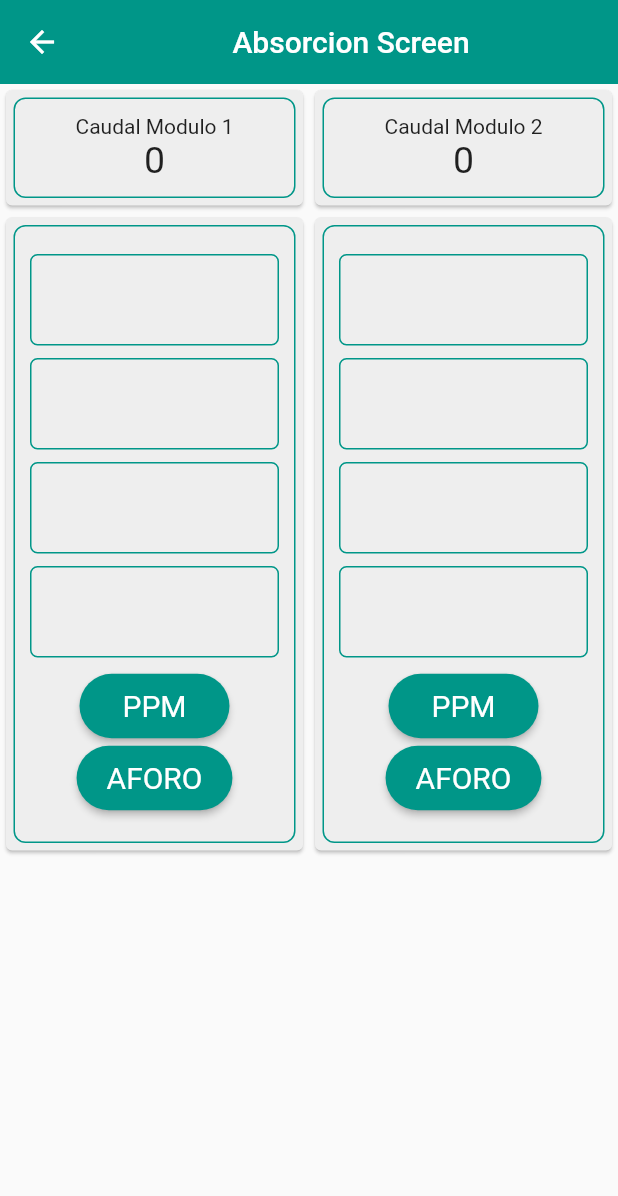
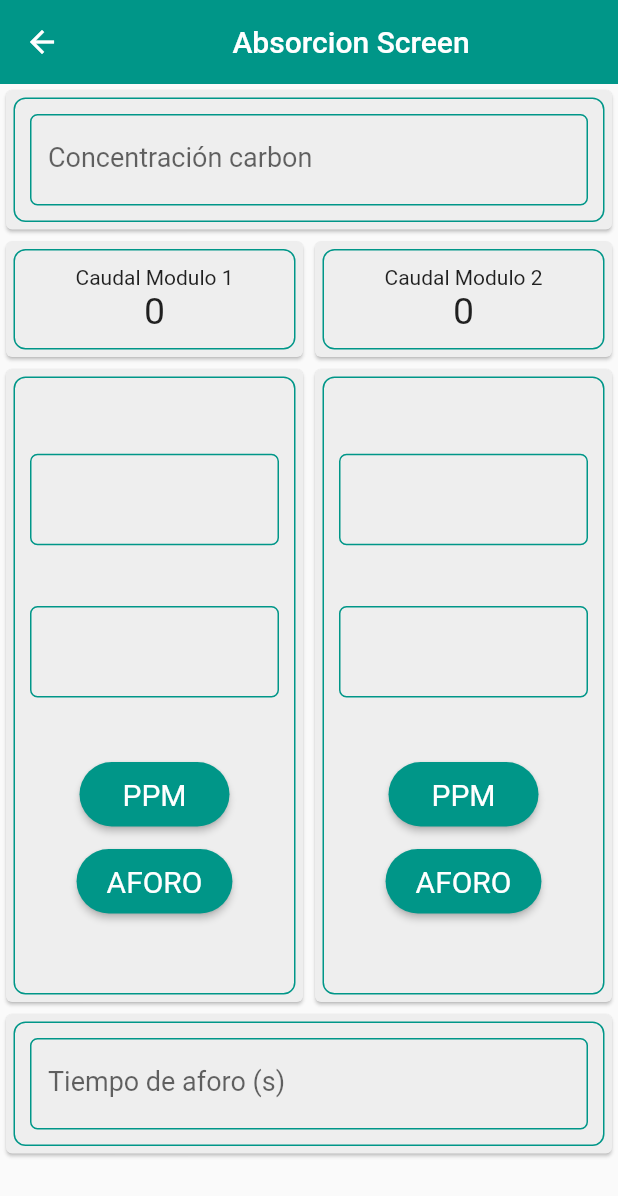
Before and after one commit to hadez2505/dosificacion_getx45, a Flutter app: the AbsorcionScreen screen opened by its route, on a phone screen of 412 x 824 dp. Shown: the top 1196 px of the screen. Run offline on Flutter 3.47's test engine with Material 2 defaults, Android fonts, the phone set to English and light mode, and no system bars; our stand-ins replace get.

Commit message:
Commit Mac

```diff
--- /dev/null
+++ b/dosificacion/lib/app/global_widgets/global_widgets.dart
@@ -0,0 +1,2 @@
+export 'package:dosificacion/app/global_widgets/caudales_card.dart';
+export 'package:dosificacion/app/global_widgets/custom_input_field.dart';
--- a/dosificacion/lib/app/modules/absorcion/absorcion_controller.dart
+++ b/dosificacion/lib/app/modules/absorcion/absorcion_controller.dart
@@ -1,5 +1,43 @@
 import 'package:get/get.dart';
 
 class AbsorcionController extends GetxController {
+  RxString _aforoModulo1 = '0'.obs;
+  RxString _aforoModulo2 = '0'.obs;
+  RxString _ppmModulo1 = '0'.obs;
+  RxString _ppmModulo2 = '0'.obs;
+  RxString _concentracion = '0'.obs;
+  RxString _tiempo = '0'.obs;
 
+  RxString get aforoModulo1 => _aforoModulo1;
+  RxString get aforoModulo2 => _aforoModulo2;
+  RxString get ppmModulo1 => _ppmModulo1;
+  RxString get ppmModulo2 => _ppmModulo2;
+  RxString get concentracion => _concentracion;
+  RxString get tiempo => _tiempo;
+
+  void setAforoModulo1(String value) =>
+      _aforoModulo1.value = value != '' ? value : '';
+  void setAforoModulo2(String value) =>
+      _aforoModulo2.value = value != '' ? value : '';
+  void setConcentracion(String value) =>
+      _concentracion.value = value != '' ? value : '';
+  void setPpmModulo1(String value) =>
+      _ppmModulo1.value = value != '' ? value : '';
+  void setPpmModulo2(String value) =>
+      _ppmModulo2.value = value != '' ? value : '';
+  void setTiempo(String value) => _tiempo.value = value != '' ? value : '';
+
+  void calcularAforoModulo1({required String ppm, required String caudal}) {
+    _aforoModulo1.value = ((((double.parse(caudal) * double.parse(ppm)) /
+                             (double.parse(_concentracion.value) * 1000)) *
+                              1000) *
+                              double.parse(_tiempo.value)).toStringAsFixed(2);
+  }
+
+  void calcularAforoModulo2({required String ppm, required String caudal}) {
+    _aforoModulo2.value = ((((double.parse(caudal) * double.parse(ppm)) /
+                             (double.parse(_concentracion.value) * 1000)) *
+                              1000) *
+                              double.parse(_tiempo.value)).toStringAsFixed(2);
+  }
 }
--- a/dosificacion/lib/app/modules/absorcion/absorcion_screen.dart
+++ b/dosificacion/lib/app/modules/absorcion/absorcion_screen.dart
@@ -13,8 +13,6 @@ class AbsorcionScreen extends StatelessWidget {
   Widget build(BuildContext context) {
     final RxString caudalModulo1 = Get.find<DosificacionController>().caudalModulo1;
     final RxString caudalModulo2 = Get.find<DosificacionController>().caudalModulo2;
-    print(caudalModulo1.value);
-    print(caudalModulo2.value);
     final size = MediaQuery.of(context).size;
     const String tituloModulo1 = 'Caudal Modulo 1';
     const String tituloModulo2 = 'Caudal Modulo 2';
@@ -23,12 +21,33 @@ class AbsorcionScreen extends StatelessWidget {
       body: GetBuilder<AbsorcionController>(
         builder: (_){
           return SingleChildScrollView(
-            child: Row(
+            child: Column(
+              children: [
+                Card(
+                        child: Container(
+                          margin: const EdgeInsets.all(5),
+                          padding: const EdgeInsets.all(10),
+                          width: double.infinity,
+                          decoration: AppTheme.decorationContainer,
+                          child: Column(
+                            mainAxisAlignment: MainAxisAlignment.spaceEvenly,
+                            children: [
+                              CustomInputField(
+                                label: 'Concentración carbon',
+                                hintText: 'ingrese un valor',
+                                setFunction: _.setConcentracion,
+                              ),
+                            ],
+                          ),
+                        )
+                      ),
+                Row(
                   children: [
                     Expanded(
                       child: Column(
                         children: [
                           CaudalesCard(titulo: tituloModulo1, caudal: caudalModulo1),
+
                           Card(
                             child: Container(
                               margin: const EdgeInsets.all(5),
@@ -41,8 +60,6 @@ class AbsorcionScreen extends StatelessWidget {
                                 children: [
                                   CustomInputField(),
                                   CustomInputField(),
-                              CustomInputField(),
-                              CustomInputField(),
                                   Column(
                                     mainAxisAlignment: MainAxisAlignment.spaceEvenly,
                                     children: [
@@ -50,6 +67,7 @@ class AbsorcionScreen extends StatelessWidget {
                                         child: const Text('PPM'),
                                         onPressed: () {},
                                       ),
+                                      SizedBox(height: 10,),
                                       ElevatedButton(
                                         child: const Text('AFORO'),
                                         onPressed: () {},
@@ -79,15 +97,14 @@ class AbsorcionScreen extends StatelessWidget {
                                 children: [
                                   CustomInputField(),
                                   CustomInputField(),
-                              CustomInputField(),
-                              CustomInputField(),
                                   Column(
-                                mainAxisAlignment: MainAxisAlignment.spaceEvenly,
+                                    mainAxisAlignment: MainAxisAlignment.spaceBetween,
                                     children: [
                                       ElevatedButton(
                                         child: const Text('PPM'),
                                         onPressed: () {},
                                       ),
+                                      SizedBox(height: 10,),
                                       ElevatedButton(
                                         child: const Text('AFORO'),
                                         onPressed: () {},
@@ -103,6 +120,26 @@ class AbsorcionScreen extends StatelessWidget {
                     )
                   ],
                 ),
+                Card(
+                        child: Container(
+                          margin: const EdgeInsets.all(5),
+                          padding: const EdgeInsets.all(10),
+                          width: double.infinity,
+                          decoration: AppTheme.decorationContainer,
+                          child: Column(
+                            mainAxisAlignment: MainAxisAlignment.spaceEvenly,
+                            children: [
+                              CustomInputField(
+                                label: 'Tiempo de aforo (s)',
+                                hintText: 'ingrese un valor',
+                                setFunction: _.setTiempo,
+                              ),
+                            ],
+                          ),
+                        )
+                      ),
+              ],
+            ),
           );
         },
       )
--- a/dosificacion/lib/app/modules/oxidacion/oxidacion_screen.dart
+++ b/dosificacion/lib/app/modules/oxidacion/oxidacion_screen.dart
@@ -1,10 +1,9 @@
-import 'package:dosificacion/app/global_widgets/custom_input_field.dart';
 import 'package:flutter/material.dart';
 import 'package:get/get.dart';
 
 import '../../core/themes/app_themes.dart';
 import '../../core/utils/controllers.dart';
-import 'package:dosificacion/app/global_widgets/caudales_card.dart';
+import 'package:dosificacion/app/global_widgets/global_widgets.dart';
 
 class OxidacionScreen extends StatelessWidget {
   OxidacionScreen({Key? key}) : super(key: key);
```
Lines whose indentation alone changed are shown as unchanged.
